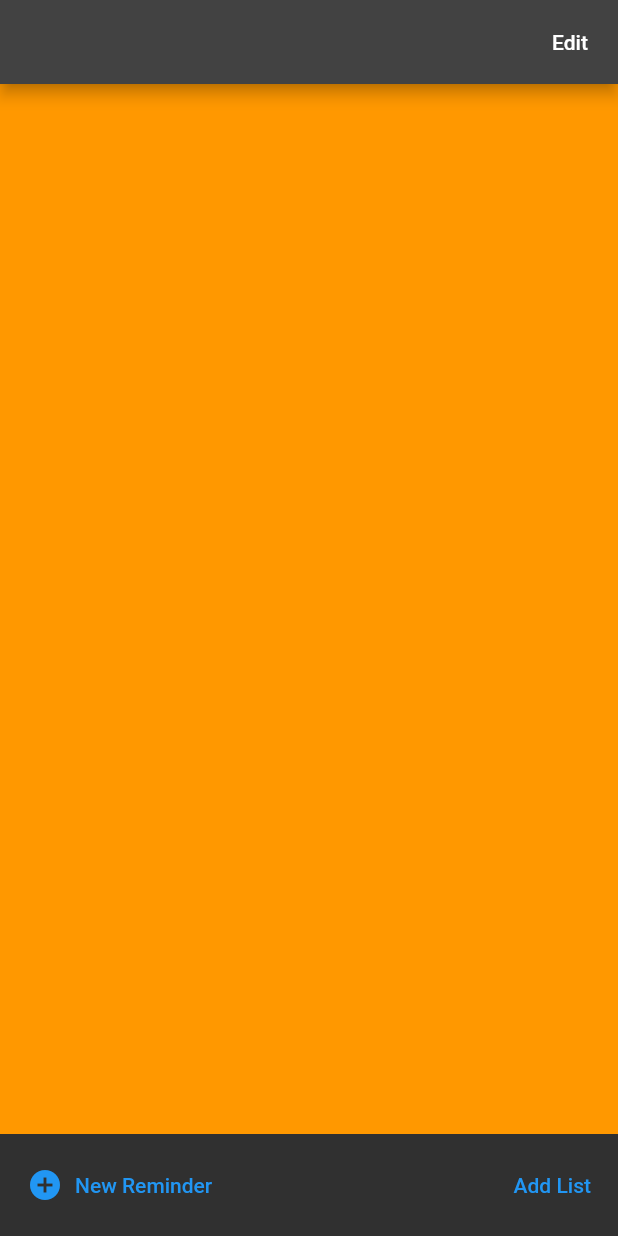
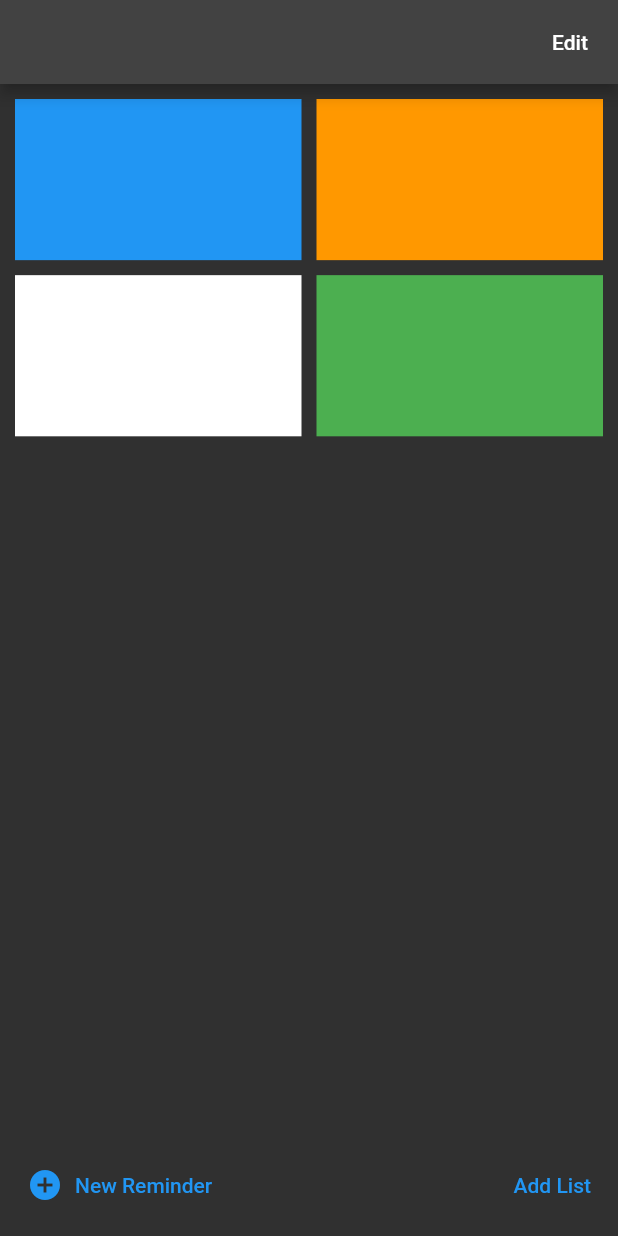
Before and after one commit to knhn1004/flutter-as-a-rn-dev, a Flutter app: the screen it shows after launch, on a phone screen of 412 x 824 dp. Run offline on Flutter 3.47's test engine with Material 2 defaults, Android fonts, the phone set to English and light mode, and no system bars.

Commit message:
gridview.count

```diff
--- a/lib/screens/home_screen.dart
+++ b/lib/screens/home_screen.dart
@@ -19,8 +19,19 @@ class HomeScreen extends StatelessWidget {
         child: Column(
           children: [
             Expanded(
-              child: Container(height: 100, color: Colors.orange),
-            ),
+                child: GridView.count(
+              crossAxisCount: 2,
+              childAspectRatio: 16 / 9,
+              crossAxisSpacing: 10,
+              mainAxisSpacing: 10,
+              padding: EdgeInsets.all(10),
+              children: [
+                Container(color: Colors.blue),
+                Container(color: Colors.orange),
+                Container(color: Colors.white),
+                Container(color: Colors.green),
+              ],
+            )),
             Container(
                 padding: EdgeInsets.all(10),
                 child: Row(
```
